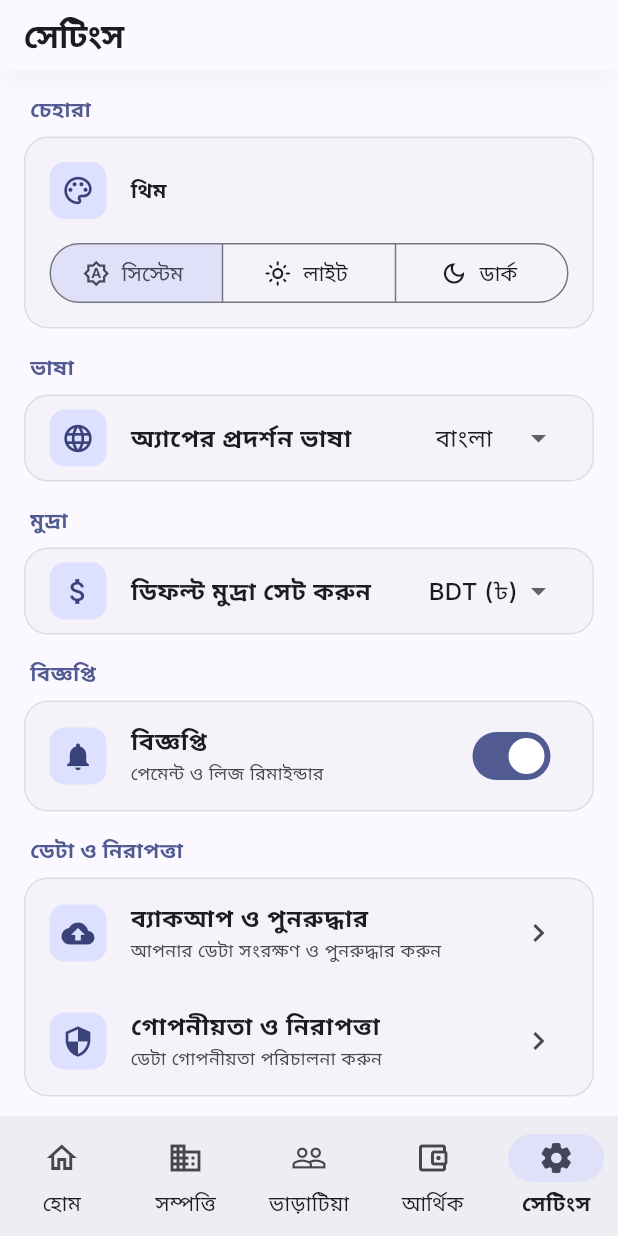
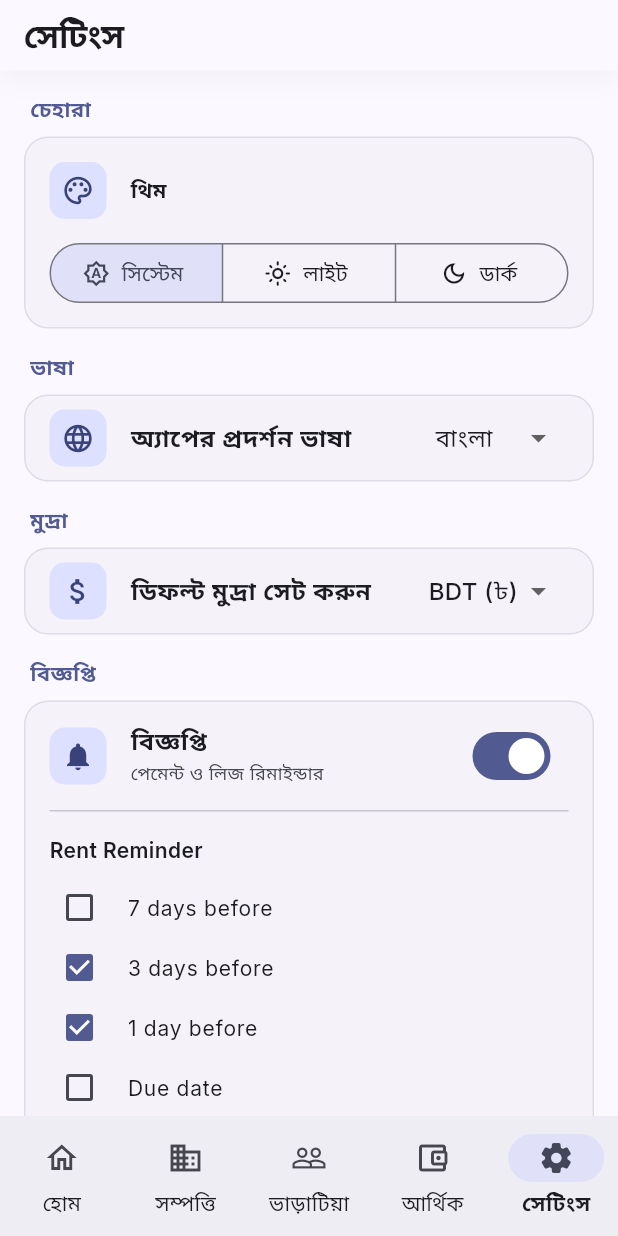
Before and after one commit to revansGIT/Home_rental_management, a Flutter app: the screen it shows after launch, item 5 of the bottom bar chosen, on a phone screen of 412 x 824 dp. Run offline on Flutter 3.47's test engine with Material 3 defaults, Android fonts, the phone set to English and light mode, and no system bars; our stand-ins replace fl_chart, flutter_local_notifications, go_router, google_fonts, hive, hive_flutter and 5 more; missing offline and left inert: workmanager; accounts and stored records are empty.

Commit message:
feat: add app provider, background tasks, notifications, and settings screen

```diff
--- /dev/null
+++ b/lib/core/services/background_task_service.dart
@@ -0,0 +1,115 @@
+import 'package:flutter/foundation.dart';
+import 'package:hive_flutter/hive_flutter.dart';
+import 'package:workmanager/workmanager.dart';
+import 'package:shared_preferences/shared_preferences.dart';
+import 'notification_service.dart';
+import '../models/payment_model.dart';
+import '../models/tenant_model.dart';
+import '../models/property_model.dart';
+import '../models/unit_model.dart';
+import '../models/activity_model.dart';
+
+@pragma('vm:entry-point')
+void callbackDispatcher() {
+  Workmanager().executeTask((task, inputData) async {
+    try {
+      await Hive.initFlutter();
+
+      Hive.registerAdapter(PropertyModelAdapter());
+      Hive.registerAdapter(UnitModelAdapter());
+      Hive.registerAdapter(TenantModelAdapter());
+      Hive.registerAdapter(PaymentModelAdapter());
+      Hive.registerAdapter(ActivityModelAdapter());
+
+      final settingsBox = await Hive.openBox('settings');
+      final bool notificationsEnabled = settingsBox.get('notificationsEnabled', defaultValue: true);
+
+      if (!notificationsEnabled) {
+        return await Future.value(true);
+      }
+
+      final savedReminders = settingsBox.get('rentReminders');
+      List<String> rentReminders = ['3_days', '1_day', 'overdue'];
+      if (savedReminders != null && savedReminders is List) {
+        rentReminders = savedReminders.cast<String>().toList();
+      }
+
+      final paymentBox = await Hive.openBox<PaymentModel>('payments');
+      final tenantBox = await Hive.openBox<TenantModel>('tenants');
+
+      await NotificationService().init();
+      final prefs = await SharedPreferences.getInstance();
+
+      final now = DateTime.now();
+      final todayStr = "${now.year}-${now.month}-${now.day}";
+
+      // Check Payments
+      for (var payment in paymentBox.values) {
+        if (payment.status == 'Pending') {
+          final difference = payment.date.difference(DateTime(now.year, now.month, now.day)).inDays;
+
+          String? notificationType;
+          String? title;
+          String? body;
+
+          if (difference == 7 && rentReminders.contains('7_days')) {
+            notificationType = '7_days';
+            title = 'Rent Reminder';
+            body = 'Rent is due in 7 days.';
+          } else if (difference == 3 && rentReminders.contains('3_days')) {
+            notificationType = '3_days';
+            title = '🔔 Rent due in 3 days';
+            body = 'Rent of ৳${payment.amount} is due in 3 days.';
+          } else if (difference == 1 && rentReminders.contains('1_day')) {
+            notificationType = '1_day';
+            title = '🔔 Rent due tomorrow';
+            body = 'Rent of ৳${payment.amount} is due tomorrow.';
+          } else if (difference == 0 && rentReminders.contains('due_date')) {
+            notificationType = 'due_date';
+            title = 'Rent Due Today';
+            body = 'Rent of ৳${payment.amount} is due today.';
+          } else if (difference < 0 && rentReminders.contains('overdue')) {
+            notificationType = 'overdue';
+            title = '🔴 Rent overdue';
+            body = 'Rent of ৳${payment.amount} is overdue by ${-difference} days.';
+          }
+
+          if (notificationType != null) {
+            final key = "notified_${payment.id}_${notificationType}_$todayStr";
+            if (prefs.getBool(key) != true) {
+              await NotificationService().showNotification(
+                id: payment.id.hashCode,
+                title: title!,
+                body: body!,
+              );
+              await prefs.setBool(key, true);
+            }
+          }
+        }
+      }
+
+      // Check Leases
+      for (var tenant in tenantBox.values) {
+        final difference = tenant.leaseEnd.difference(DateTime(now.year, now.month, now.day)).inDays;
+
+        if (difference == 30) {
+          final key = "notified_lease_${tenant.id}_30_days";
+          if (prefs.getBool(key) != true) {
+            await NotificationService().showNotification(
+              id: tenant.id.hashCode ^ 12345, // ensure unique ID
+              title: '📅 Lease expires in 30 days',
+              body: 'Lease for ${tenant.name} expires in 30 days.',
+            );
+            await prefs.setBool(key, true);
+          }
+        }
+      }
+
+    } catch (err) {
+      if (kDebugMode) {
+        print("Workmanager error: $err");
+      }
+    }
+    return Future.value(true);
+  });
+}
--- a/lib/features/settings/settings_screen.dart
+++ b/lib/features/settings/settings_screen.dart
@@ -150,6 +150,27 @@ class SettingsScreen extends StatelessWidget {
                     },
                   ),
                 ),
+                const Divider(height: 1, indent: 16, endIndent: 16),
+                Padding(
+                  padding: const EdgeInsets.symmetric(horizontal: 16, vertical: 8),
+                  child: Column(
+                    crossAxisAlignment: CrossAxisAlignment.start,
+                    children: [
+                      const Padding(
+                        padding: EdgeInsets.symmetric(vertical: 8),
+                        child: Text(
+                          'Rent Reminder',
+                          style: TextStyle(fontWeight: FontWeight.w600),
+                        ),
+                      ),
+                      _buildCheckboxTile('7 days before', '7_days', appProvider),
+                      _buildCheckboxTile('3 days before', '3_days', appProvider),
+                      _buildCheckboxTile('1 day before', '1_day', appProvider),
+                      _buildCheckboxTile('Due date', 'due_date', appProvider),
+                      _buildCheckboxTile('Overdue', 'overdue', appProvider),
+                    ],
+                  ),
+                ),
               ],
             ),
             const SizedBox(height: 16),
@@ -231,6 +252,22 @@ class SettingsScreen extends StatelessWidget {
           ],
         ),
       ),
+    );
+  }
+
+  Widget _buildCheckboxTile(String title, String key, AppProvider appProvider) {
+    return CheckboxListTile(
+      title: Text(title, style: const TextStyle(fontSize: 14)),
+      value: appProvider.rentReminders.contains(key),
+      onChanged: (bool? value) {
+        if (value != null) {
+          appProvider.toggleRentReminder(key);
+        }
+      },
+      contentPadding: EdgeInsets.zero,
+      controlAffinity: ListTileControlAffinity.leading,
+      dense: true,
+      visualDensity: VisualDensity.compact,
     );
   }
 }
--- a/lib/utils/app_provider.dart
+++ b/lib/utils/app_provider.dart
@@ -12,6 +12,7 @@ class AppProvider extends ChangeNotifier {
   bool _useDynamicColor = false;
 
   bool _notificationsEnabled = true;
+  List<String> _rentReminders = ['3_days', '1_day', 'overdue'];
 
   AppProvider() {
     _loadSettings();
@@ -35,6 +36,11 @@ class AppProvider extends ChangeNotifier {
     _useDynamicColor = _settingsBox.get('useDynamicColor', defaultValue: false) as bool;
 
     _notificationsEnabled = _settingsBox.get('notificationsEnabled', defaultValue: true);
+
+    final savedReminders = _settingsBox.get('rentReminders');
+    if (savedReminders != null && savedReminders is List) {
+      _rentReminders = savedReminders.cast<String>().toList();
+    }
   }
 
   Locale get locale => _locale;
@@ -75,6 +81,18 @@ class AppProvider extends ChangeNotifier {
     notifyListeners();
   }
 
+  List<String> get rentReminders => _rentReminders;
+
+  void toggleRentReminder(String reminder) {
+    if (_rentReminders.contains(reminder)) {
+      _rentReminders.remove(reminder);
+    } else {
+      _rentReminders.add(reminder);
+    }
+    _settingsBox.put('rentReminders', _rentReminders);
+    notifyListeners();
+  }
+
   String formatCurrency(double amount) {
     if (_currency == AppCurrency.bdt) {
       return '৳${amount.toStringAsFixed(0)}';
--- a/pubspec.yaml
+++ b/pubspec.yaml
@@ -27,6 +27,8 @@ dependencies:
   path_provider: ^2.1.5
   share_plus: ^13.1.0
   google_fonts: ^6.3.0
+  workmanager: ^0.10.10
+  shared_preferences: ^2.5.6
 
 dev_dependencies:
   flutter_test:
```
Also changed, not shown: lib/core/services/notification_service.dart (+21 -0 lines), lib/main.dart (+14 -0 lines), pubspec.lock.
